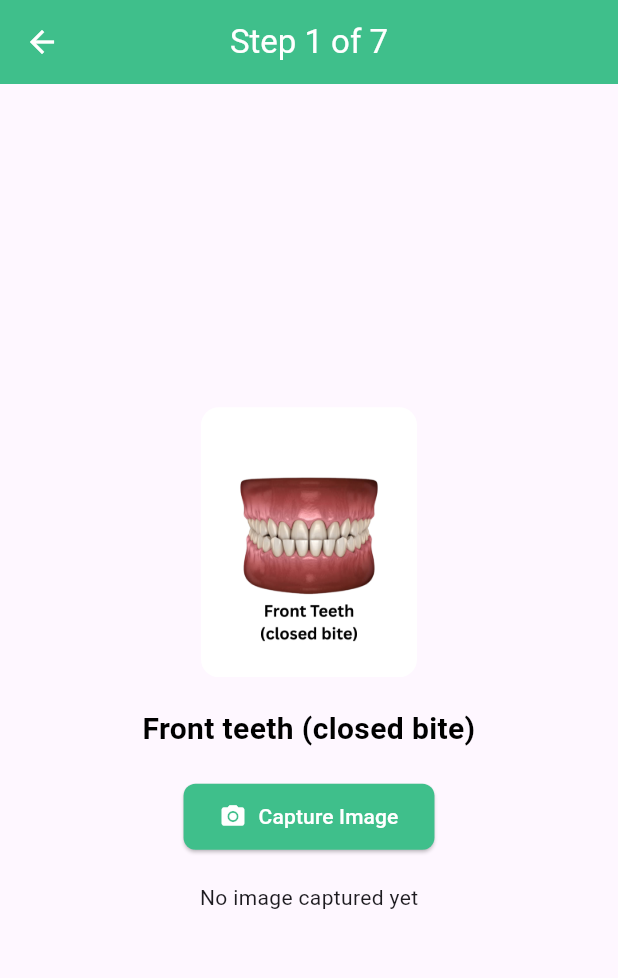
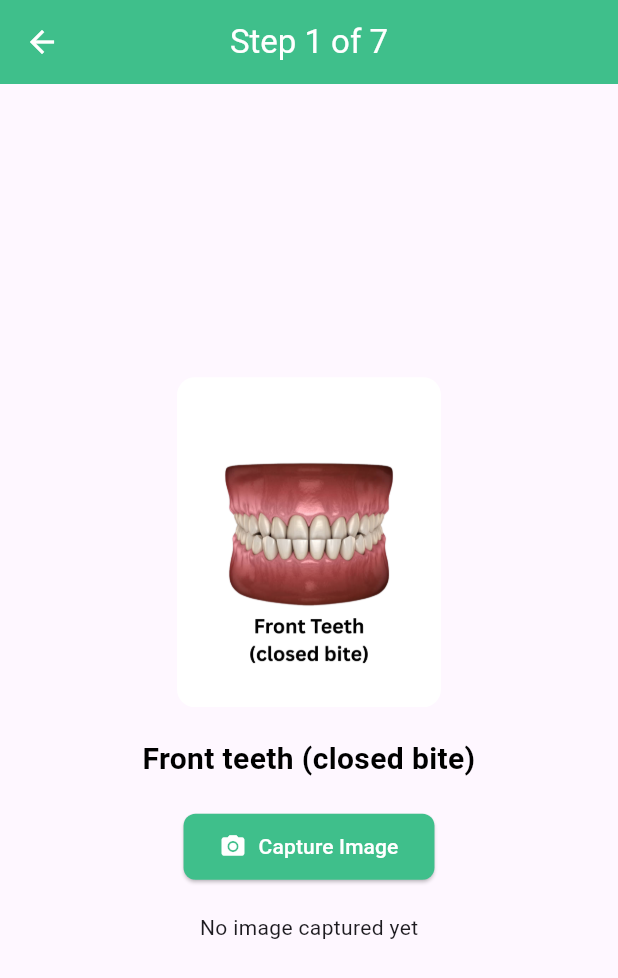
Before and after one commit to Mohamedkaif10/myapp, a Flutter app: the ImageSequencePage screen opened directly with empty values, on a phone screen of 412 x 824 dp. Shown: the top 978 px of the screen. Run offline on Flutter 3.47's test engine with Material 3 defaults, Android fonts, the phone set to English and light mode, and no system bars; our stand-ins replace camera, flutter_easyloading, image_picker, permission_handler; missing offline and left inert: excel.

Commit message:
updated with changes

```diff
--- a/lib/image_sequence_page.dart
+++ b/lib/image_sequence_page.dart
@@ -4,6 +4,7 @@ import 'package:archive/archive_io.dart';
 import 'dart:io';
 import 'package:flutter/foundation.dart';
 import 'package:flutter_easyloading/flutter_easyloading.dart';
+
 class ImageSequencePage extends StatefulWidget {
   final String folderName;
   const ImageSequencePage({super.key, required this.folderName});
@@ -11,6 +12,7 @@ class ImageSequencePage extends StatefulWidget {
   @override
   State<ImageSequencePage> createState() => _ImageSequencePageState();
 }
+
 Future<void> zipFolderInBackground(String folderName) async {
   final folderPath = '/storage/emulated/0/Documents/myapp/$folderName';
   final zipFilePath = '/storage/emulated/0/Documents/myapp/${folderName}.zip';
@@ -20,6 +22,7 @@ Future<void> zipFolderInBackground(String folderName) async {
   await zipEncoder.addDirectory(Directory(folderPath));
   zipEncoder.close();
 }
+
 class _ImageSequencePageState extends State<ImageSequencePage> {
   final List<String> instructions = [
     'Front teeth (closed bite)',
@@ -41,6 +44,7 @@ class _ImageSequencePageState extends State<ImageSequencePage> {
     'Left cheek (buccal view)': 'assets/images/7.png',
   };
 
+  bool isMirrored = false;
   int currentStep = 0;
   XFile? capturedImage;
   final ImagePicker picker = ImagePicker();
@@ -56,34 +60,35 @@ class _ImageSequencePageState extends State<ImageSequencePage> {
   }
 
   Future<void> saveImageLocally() async {
+    const clinicId = 132;
+    const patientId = 14;
+    final serialNumber = currentStep + 1;
+
     final baseDir = Directory('/storage/emulated/0/Documents/myapp');
     final patientFolder = Directory('${baseDir.path}/${widget.folderName}');
     if (!await patientFolder.exists()) {
       await patientFolder.create(recursive: true);
     }
 
-    final fileName = instructions[currentStep]
-            .replaceAll(' ', '_')
-            .replaceAll('(', '')
-            .replaceAll(')', '')
-            .replaceAll(':', '') +
-        '.jpg';
+    // final fileName = instructions[currentStep]
+    //         .replaceAll(' ', '_')
+    //         .replaceAll('(', '')
+    //         .replaceAll(')', '')
+    //         .replaceAll(':', '') +
+    //     '.jpg';
+    final fileName = '${clinicId}_${patientId}_$serialNumber.jpg';
 
     final path = '${patientFolder.path}/$fileName';
     await File(capturedImage!.path).copy(path);
   }
 
   Future<void> zipFolder() async {
-  EasyLoading.show(status: 'Zipping images...'); // Show loader
-
+    EasyLoading.show(status: 'Zipping images...');
     try {
       await compute(zipFolderInBackground, widget.folderName);
-
       if (context.mounted) {
-      EasyLoading.dismiss(); // Dismiss loader
-
+        EasyLoading.dismiss();
         EasyLoading.showSuccess('Zipped successfully!');
-
         ScaffoldMessenger.of(context).showSnackBar(
           SnackBar(
             backgroundColor: Colors.green[600],
@@ -91,15 +96,16 @@ Future<void> zipFolder() async {
               children: const [
                 Icon(Icons.check_circle, color: Colors.white),
                 SizedBox(width: 10),
-              Expanded(child: Text('Thank you! All data captured and zipped.')),
+                Expanded(
+                    child: Text('Thank you! All data captured and zipped.')),
               ],
             ),
             behavior: SnackBarBehavior.floating,
-          shape: RoundedRectangleBorder(borderRadius: BorderRadius.circular(8)),
+            shape:
+                RoundedRectangleBorder(borderRadius: BorderRadius.circular(8)),
             duration: const Duration(seconds: 3),
           ),
         );
-
         Navigator.pop(context);
       }
     } catch (e) {
@@ -139,7 +145,7 @@ Future<void> zipFolder() async {
                         if (referenceImagePath != null)
                           ClipRRect(
                             borderRadius: BorderRadius.circular(12),
-                            child: Image.asset(referenceImagePath, height: 180),
+                            child: Image.asset(referenceImagePath, height: 220),
                           ),
                         const SizedBox(height: 20),
                         Text(
@@ -172,7 +178,13 @@ Future<void> zipFolder() async {
                         if (capturedImage != null)
                           ClipRRect(
                             borderRadius: BorderRadius.circular(12),
-                            child: Image.file(File(capturedImage!.path), height: 250),
+                            child: Transform(
+                              alignment: Alignment.center,
+                              transform: Matrix4.identity()
+                                ..scale(isMirrored ? -1.0 : 1.0, 1.0),
+                              child: Image.file(File(capturedImage!.path),
+                                  height: 250),
+                            ),
                           )
                         else
                           const Text('No image captured yet'),
@@ -186,23 +198,35 @@ Future<void> zipFolder() async {
                     children: [
                       OutlinedButton.icon(
                         onPressed: captureImage,
-                        icon: const Icon(
-                          Icons.refresh,
-                          color: Color(0xFF7F56D9),
+                        icon:
+                            const Icon(Icons.refresh, color: Color(0xFF7F56D9)),
+                        label: const Text('Retake',
+                            style: TextStyle(color: Color(0xFF7F56D9))),
+                        style: OutlinedButton.styleFrom(
+                          side: const BorderSide(color: Color(0xFF7F56D9)),
+                          padding: const EdgeInsets.symmetric(
+                              horizontal: 16, vertical: 12),
+                          shape: RoundedRectangleBorder(
+                              borderRadius: BorderRadius.circular(8)),
                         ),
-                        label: const Text(
-                          'Retake',
-                          style: TextStyle(color: Color(0xFF7F56D9)),
+                      ),
+                      OutlinedButton.icon(
+                        onPressed: () {
+                          setState(() {
+                            isMirrored = !isMirrored;
+                          });
+                        },
+                        icon: const Icon(Icons.flip),
+                        label: Text(
+                          isMirrored ? 'Original' : 'Show Mirror Image',
+                          style: const TextStyle(color: Color(0xFF7F56D9)),
                         ),
                         style: OutlinedButton.styleFrom(
                           side: const BorderSide(color: Color(0xFF7F56D9)),
                           padding: const EdgeInsets.symmetric(
-                            horizontal: 16,
-                            vertical: 12,
-                          ),
+                              horizontal: 16, vertical: 12),
                           shape: RoundedRectangleBorder(
-                            borderRadius: BorderRadius.circular(8),
-                          ),
+                              borderRadius: BorderRadius.circular(8)),
                         ),
                       ),
                       ElevatedButton.icon(
@@ -212,6 +236,7 @@ Future<void> zipFolder() async {
                             setState(() {
                               currentStep++;
                               capturedImage = null;
+                              isMirrored = false;
                             });
                           } else {
                             await zipFolder();
@@ -223,12 +248,9 @@ Future<void> zipFolder() async {
                           backgroundColor: const Color(0xFF3FBF8B),
                           foregroundColor: Colors.white,
                           padding: const EdgeInsets.symmetric(
-                            horizontal: 16,
-                            vertical: 12,
-                          ),
+                              horizontal: 16, vertical: 12),
                           shape: RoundedRectangleBorder(
-                            borderRadius: BorderRadius.circular(8),
-                          ),
+                              borderRadius: BorderRadius.circular(8)),
                         ),
                       ),
                     ],
@@ -253,7 +275,8 @@ Future<void> zipFolder() async {
                   mainAxisSize: MainAxisSize.min,
                   children: [
                     const CircularProgressIndicator(
-                      valueColor: AlwaysStoppedAnimation<Color>(Color(0xFF3FBF8B)),
+                      valueColor:
+                          AlwaysStoppedAnimation<Color>(Color(0xFF3FBF8B)),
                     ),
                     const SizedBox(height: 16),
                     Text(
```
Also changed, not shown: lib/main.dart (+9 -4 lines). Lines whose indentation alone changed are shown as unchanged.
